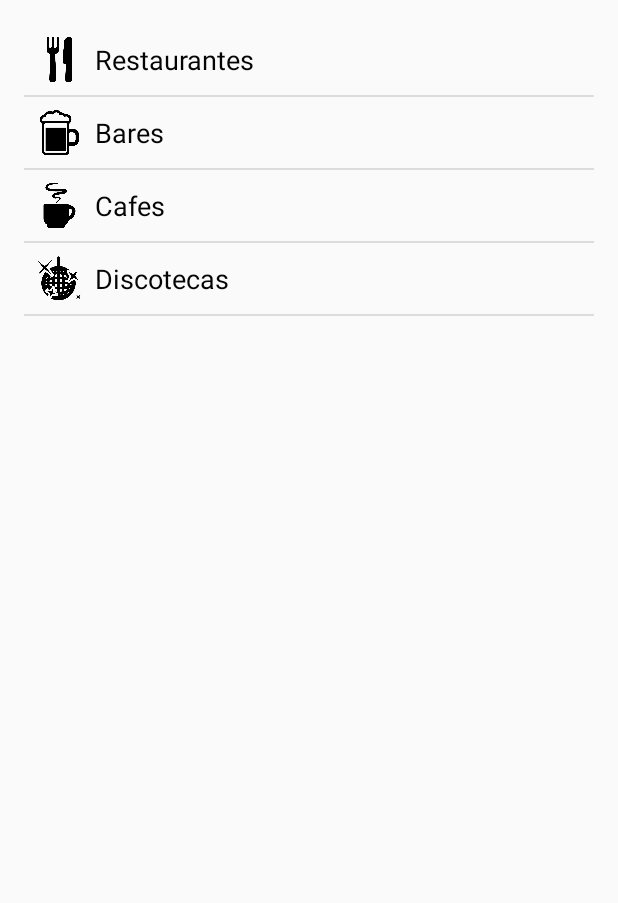
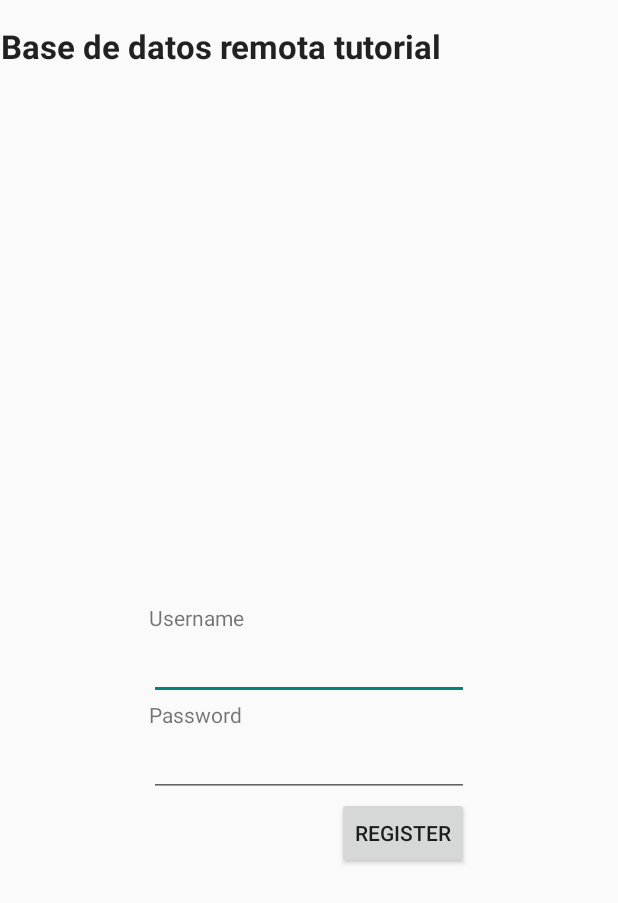
Before and after one commit to pabloh1992/LoginFacebook, an Android app: the MostrarLugares screen opened directly, with no data from a screen before it, after a tap on "Cafes", on a phone screen of 412 x 824 dp. Shown: the top 903 px of the screen. Run offline under Robolectric (Android 15) with nearby library versions, the phone set to English and light mode, and no system bars.

Commit message:
Login + Mostrar Lugares + Servidor + Base de Datos (buena)

```diff
--- a/app/src/main/java/com/pablohenao/loginfacebook/MostrarLugares.java
+++ b/app/src/main/java/com/pablohenao/loginfacebook/MostrarLugares.java
@@ -69,7 +69,9 @@ public class MostrarLugares extends Activity {
                         startActivity(j);
                         break;
                     case 2 :
-                        Toast.makeText(getApplicationContext(), "Cafes", Toast.LENGTH_SHORT).show();
+                   //     Toast.makeText(getApplicationContext(), "Cafes", Toast.LENGTH_SHORT).show();
+                        Intent k = new Intent(getApplicationContext(), Register.class);
+                        startActivity(k);
                         break;
                     case 3 :
                         Toast.makeText(getApplicationContext(), "Discotecas", Toast.LENGTH_SHORT).show();
--- /dev/null
+++ b/app/src/main/java/com/pablohenao/loginfacebook/Register.java
@@ -0,0 +1,126 @@
+package com.pablohenao.loginfacebook;
+
+import android.app.Activity;
+import android.app.ProgressDialog;
+import android.os.AsyncTask;
+import android.os.Bundle;
+import android.util.Log;
+import android.view.View;
+import android.view.View.OnClickListener;
+import android.widget.Button;
+import android.widget.EditText;
+import android.widget.Toast;
+
+import org.apache.http.message.BasicNameValuePair;
+import org.json.JSONException;
+import org.json.JSONObject;
+
+import java.util.ArrayList;
+import java.util.List;
+
+public class Register extends Activity implements OnClickListener{
+    private EditText user, pass;
+    private Button  mRegister;
+
+    // Progress Dialog
+    private ProgressDialog pDialog;
+
+    // JSON parser class
+    JSONParser jsonParser = new JSONParser();
+
+    //si lo trabajan de manera local en xxx.xxx.x.x va su ip local
+    // private static final String REGISTER_URL = "http://xxx.xxx.x.x:1234/cas/register.php";
+
+    //testing on Emulator:
+    private static final String REGISTER_URL = "http://parchapp.esy.es/cas/register.php";
+
+    //ids
+    private static final String TAG_SUCCESS = "success";
+    private static final String TAG_MESSAGE = "message";
+
+    @Override
+    protected void onCreate(Bundle savedInstanceState) {
+        // TODO Auto-generated method stub
+        super.onCreate(savedInstanceState);
+        setContentView(R.layout.activity_register2);
+
+        user = (EditText)findViewById(R.id.username);
+        pass = (EditText)findViewById(R.id.password);
+
+
+        mRegister = (Button)findViewById(R.id.register);
+        mRegister.setOnClickListener(this);
+
+    }
+
+    @Override
+    public void onClick(View v) {
+        // TODO Auto-generated method stub
+
+        new CreateUser().execute();
+
+    }
+
+    class CreateUser extends AsyncTask<String, String, String> {
+
+
+        @Override
+        protected void onPreExecute() {
+            super.onPreExecute();
+            pDialog = new ProgressDialog(Register.this);
+            pDialog.setMessage("Creating User...");
+            pDialog.setIndeterminate(false);
+            pDialog.setCancelable(true);
+            pDialog.show();
+        }
+
+        @Override
+        protected String doInBackground(String... args) {
+            // TODO Auto-generated method stub
+            // Check for success tag
+            int success;
+            String username = user.getText().toString();
+            String password = pass.getText().toString();
+            try {
+                // Building Parameters
+                List params = new ArrayList();
+                params.add(new BasicNameValuePair("username", username));
+                params.add(new BasicNameValuePair("password", password));
+
+                Log.d("request!", "starting");
+
+                //Posting user data to script
+                JSONObject json = jsonParser.makeHttpRequest(
+                        REGISTER_URL, "POST", params);
+
+                // full json response
+                Log.d("Registering attempt", json.toString());
+
+                // json success element
+                success = json.getInt(TAG_SUCCESS);
+                if (success == 1) {
+                    Log.d("User Created!", json.toString());
+                    finish();
+                    return json.getString(TAG_MESSAGE);
+                }else{
+                    Log.d("Registering Failure!", json.getString(TAG_MESSAGE));
+                    return json.getString(TAG_MESSAGE);
+
+                }
+            } catch (JSONException e) {
+                e.printStackTrace();
+            }
+
+            return null;
+
+        }
+
+        protected void onPostExecute(String file_url) {
+            // dismiss the dialog once product deleted
+            pDialog.dismiss();
+            if (file_url != null){
+                Toast.makeText(Register.this, file_url, Toast.LENGTH_LONG).show();
+            }
+        }
+    }
+}
--- a/app/src/main/java/com/pablohenao/loginfacebook/RegisterActivity.java
+++ b/app/src/main/java/com/pablohenao/loginfacebook/RegisterActivity.java
@@ -101,7 +101,7 @@ public class RegisterActivity extends Activity {
                     @Override
                     public void onResponse(JSONObject response){
                         // here you parse the json response
-                        Log.d("", response.toString());
+          //              Log.d("", response.toString());
                         // failed to create product
                         hideDialog();
                         try {
--- /dev/null
+++ b/app/src/main/res/layout/activity_register2.xml
@@ -0,0 +1,61 @@
+<RelativeLayout xmlns:android="http://schemas.android.com/apk/res/android"
+    xmlns:tools="http://schemas.android.com/tools"
+    android:layout_width="match_parent"
+    android:layout_height="match_parent"
+    >
+
+
+    <TextView
+        android:id="@+id/textView1"
+        android:layout_width="wrap_content"
+        android:layout_height="wrap_content"
+        android:layout_alignLeft="@+id/password"
+        android:layout_centerVertical="true"
+        android:text="Username" />
+
+    <EditText
+        android:id="@+id/username"
+        android:layout_width="wrap_content"
+        android:layout_height="wrap_content"
+        android:layout_alignLeft="@+id/textView1"
+        android:layout_below="@+id/textView1"
+        android:ems="10" />
+
+    <TextView
+        android:id="@+id/TextView01"
+        android:layout_width="wrap_content"
+        android:layout_height="wrap_content"
+        android:layout_alignLeft="@+id/username"
+        android:layout_below="@+id/username"
+        android:text="Password" />
+
+    <TextView
+        android:id="@+id/textView2"
+        android:layout_width="wrap_content"
+        android:layout_height="wrap_content"
+        android:layout_alignParentLeft="true"
+        android:layout_alignParentTop="true"
+        android:layout_marginTop="16dp"
+        android:gravity="center"
+        android:text="Base de datos remota tutorial"
+        android:textAppearance="?android:attr/textAppearanceLarge"
+        android:textStyle="bold" />
+
+    <EditText
+        android:id="@+id/password"
+        android:layout_width="wrap_content"
+        android:layout_height="wrap_content"
+        android:layout_below="@+id/TextView01"
+        android:layout_centerHorizontal="true"
+        android:ems="10"
+        android:inputType="textPassword" />
+
+    <Button
+        android:id="@+id/register"
+        android:layout_width="wrap_content"
+        android:layout_height="wrap_content"
+        android:layout_alignRight="@+id/password"
+        android:layout_below="@+id/password"
+        android:text="Register" />
+
+</RelativeLayout>
```
Also changed, not shown: app/src/main/AndroidManifest.xml (+11 -8 lines), app/src/main/java/com/pablohenao/loginfacebook/JSONParser.java (added, +155 -0 lines), app/src/main/res/menu/menu_register.xml (added, +7 -0 lines).
